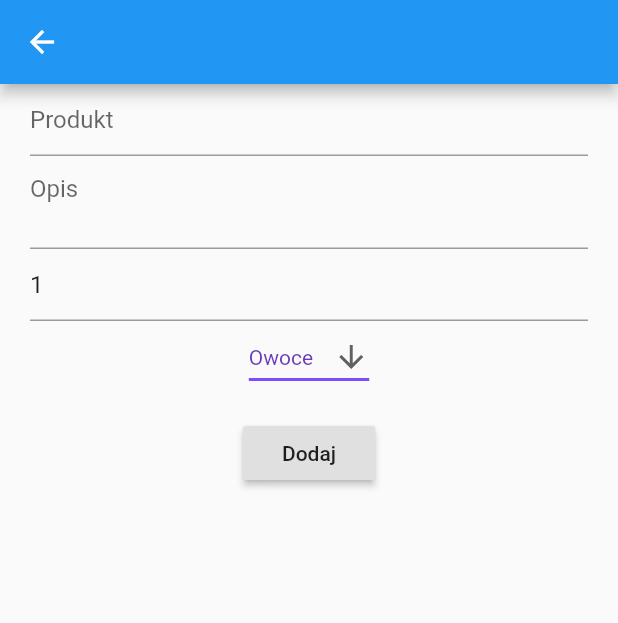
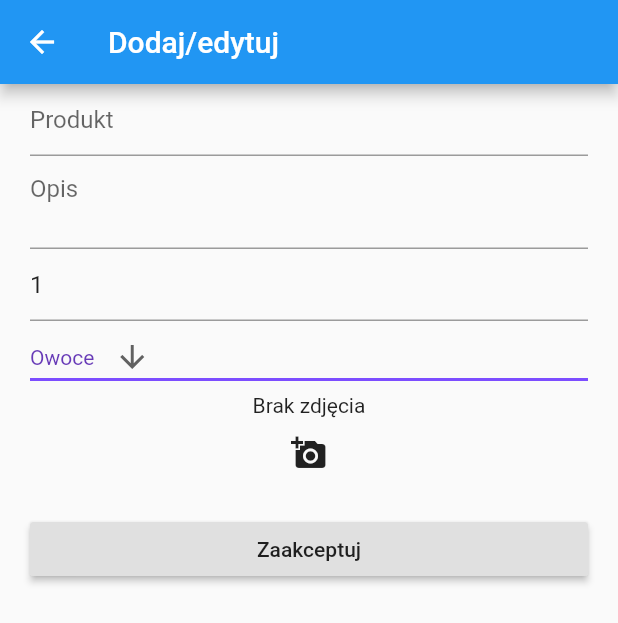
Before and after one commit to mkubasz/shoplist_front, a Flutter app: the AddEditProduct screen opened directly, on a phone screen of 412 x 824 dp. Shown: the top 623 px of the screen. Run offline on Flutter 3.47's test engine with Material 2 defaults, Android fonts, the phone set to English and light mode, and no system bars; our stand-ins replace bloc, equatable, flutter_bloc, image_picker, shared_preferences; missing offline and left inert: firebase_ml_vision; accounts and stored records are empty.

Commit message:
New version

```diff
--- a/lib/infrastructure/shop_list_repository.dart
+++ b/lib/infrastructure/shop_list_repository.dart
@@ -1,19 +1,18 @@
-import 'dart:convert';
-
+import 'package:duck_shop/infrastructure/network_data_provider.dart';
 import 'package:duck_shop/models/product.dart';
-import 'package:shared_preferences/shared_preferences.dart';
 
 import 'in_memory_data_provider.dart';
 
 class ShopListRepository {
   InMemoryDataProvider inMemoryDataProvider = InMemoryDataProvider();
-
+  NetworkDataProvider networkDataProvider = NetworkDataProvider();
   Future<List<Product>> getAll() async {
     return inMemoryDataProvider.getAll();
   }
 
   Future add(Product product) async {
-    return inMemoryDataProvider.add(product);
+    await inMemoryDataProvider.add(product);
+    await networkDataProvider.add(product);
   }
 
   Future update(Product product) async {
--- a/lib/models/product.dart
+++ b/lib/models/product.dart
@@ -3,6 +3,7 @@ import 'package:equatable/equatable.dart';
 class Product extends Equatable {
   String id;
   String name;
+  String session = "Mateusz";
   String description = 'Brak';
   String image = '';
   String category;
@@ -26,7 +27,8 @@ class Product extends Equatable {
         description = json['description'],
         category = json['category'],
         number = json['number'],
-        bought = json['bought'];
+        bought = json['bought'],
+        image = json['image'];
 
   Map<String, dynamic> toJson() => {
         'name': name,
@@ -34,6 +36,7 @@ class Product extends Equatable {
         'description': description,
         'category': category,
         'number': number,
-        'bought': bought
+        'bought': bought,
+        'image': image
       };
 }
--- a/lib/widgets/shop/add_edit_product.dart
+++ b/lib/widgets/shop/add_edit_product.dart
@@ -1,7 +1,10 @@
+import 'dart:io';
+
 import 'package:duck_shop/blocs/data_manager_bloc.dart';
 import 'package:duck_shop/models/product.dart';
 import 'package:flutter/material.dart';
 import 'package:flutter_bloc/flutter_bloc.dart';
+import 'package:image_picker/image_picker.dart';
 import 'package:uuid/uuid.dart';
 
 class AddEditProduct extends StatefulWidget {
@@ -18,6 +21,8 @@ class _AddEditProductState extends State<AddEditProduct> {
   String dropdownValue = 'Owoce';
   Product _product;
   bool editable = false;
+  File _image;
+
   @override
   void initState() {
     editable = widget.product != null;
@@ -27,14 +32,23 @@ class _AddEditProductState extends State<AddEditProduct> {
     super.initState();
   }
 
+  Future getImage() async {
+    var image = await ImagePicker.pickImage(source: ImageSource.gallery);
+    setState(() {
+      _image = image;
+    });
+  }
+
   @override
   Widget build(BuildContext context) {
     return Scaffold(
-      appBar: AppBar(),
+      appBar: AppBar(
+        title: Text('Dodaj/edytuj'),
+      ),
       body: Padding(
         padding: EdgeInsets.symmetric(horizontal: 20.0),
         child: Form(
-          child: Column(
+          child: ListView(
             children: <Widget>[
               TextFormField(
                 initialValue: _product.name ?? '',
@@ -90,18 +104,32 @@ class _AddEditProductState extends State<AddEditProduct> {
                   );
                 }).toList(),
               ),
+              Center(
+                child: _image == null
+                    ? _product.image != ''
+                        ? Image.file((File(_product.image)))
+                        : Text('Brak zdjęcia')
+                    : Image.file(_image),
+              ),
+              FlatButton(
+                onPressed: getImage,
+                child: Icon(Icons.add_a_photo),
+              ),
               Padding(
                 padding: const EdgeInsets.symmetric(vertical: 16.0),
                 child: RaisedButton(
                   onPressed: () {
                     setState(() {
+                      if (_image != null) {
+                        _product.image = _image.path;
+                      }
                       BlocProvider.of<DataManagerBloc>(context).add(editable
                           ? UpdateProduct(_product)
                           : AddProduct(_product));
                       Navigator.of(context).pop();
                     });
                   },
-                  child: Text('Dodaj'),
+                  child: Text('Zaakceptuj'),
                 ),
               ),
             ],
--- a/lib/widgets/shop/shop_list_element.dart
+++ b/lib/widgets/shop/shop_list_page.dart
@@ -8,10 +8,10 @@ import 'package:flutter_bloc/flutter_bloc.dart';
 
 import 'add_edit_product.dart';
 
-class ShopListElement extends StatefulWidget {
+class ShopListPage extends StatefulWidget {
   List<Product> shopList;
 
-  ShopListElement(this.shopList);
+  ShopListPage(this.shopList);
 
   @override
   State<StatefulWidget> createState() {
@@ -19,7 +19,7 @@ class ShopListElement extends StatefulWidget {
   }
 }
 
-class _ShopListState extends State<ShopListElement> {
+class _ShopListState extends State<ShopListPage> {
   StreamController<Product> streamController = StreamController();
   @override
   void initState() {
--- a/pubspec.yaml
+++ b/pubspec.yaml
@@ -16,6 +16,9 @@ dependencies:
   uuid: ^2.0.2
   shared_preferences: ^0.5.4
   http: ^0.12.0
+  image_picker: ^0.6.1+10
+  firebase_ml_vision: ^0.9.2+2
+  firebase_core: ^0.4.0+9
 
 dev_dependencies:
   flutter_test:
```
Also changed, not shown: lib/infrastructure/network_data_provider.dart (+10 -1 lines), lib/widgets/dashboard_page.dart (+27 -9 lines), lib/widgets/expenses/expenses_page.dart (added, +57 -0 lines), lib/widgets/shop/product_element.dart (+29 -7 lines), pubspec.lock, 8 other files.
